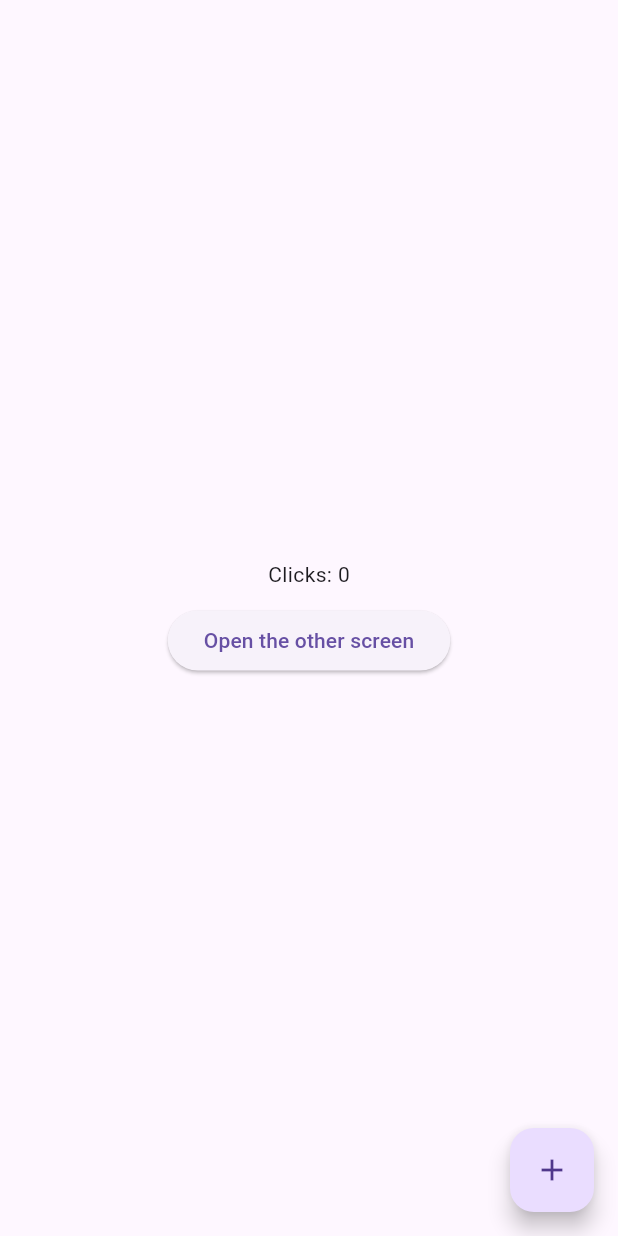
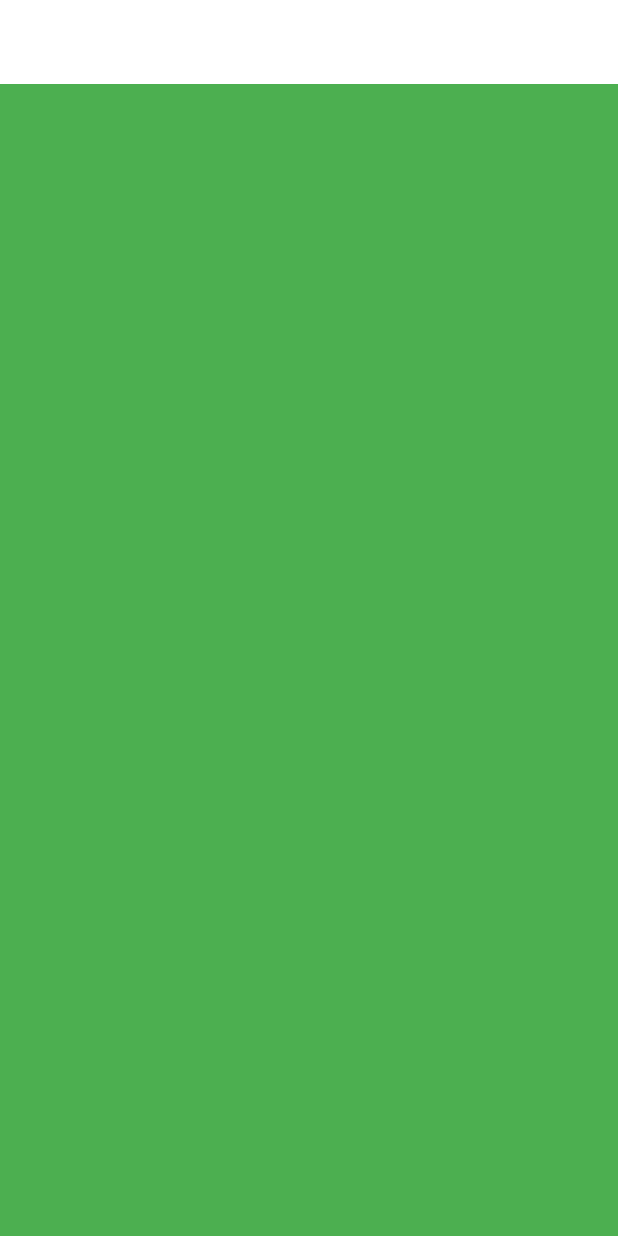
Before and after one commit to larryQuao/flutter_web_dashboard, a Flutter app: the screen it shows after launch, on a phone screen of 412 x 824 dp. Run offline on Flutter 3.47's test engine with Material 3 defaults, Android fonts, the phone set to English and light mode, and no system bars; our stand-ins replace get, google_fonts.

Commit message:
Responsiveness

```diff
--- a/lib/controllers/counterController.dart
+++ /dev/null
@@ -1,9 +0,0 @@
-import 'package:get/get.dart';
-
-class CounterController extends GetxController{
-  var counter = 0.obs;
-
-  void increment(){
-    counter++;
-  }
-}
--- /dev/null
+++ b/lib/layout.dart
@@ -0,0 +1,18 @@
+import 'package:flutter/material.dart';
+import 'package:web_dashboard/widgets/large_screen.dart';
+import 'package:web_dashboard/widgets/small_screen.dart';
+
+class SiteLayout extends StatelessWidget {
+  const SiteLayout({super.key});
+
+  @override
+  Widget build(BuildContext context) {
+    return Scaffold(
+      appBar: AppBar(
+        elevation: 0,
+        backgroundColor: Colors.white,
+      ),
+      body: SmallScreen()
+    );
+  }
+}
--- a/lib/main.dart
+++ b/lib/main.dart
@@ -1,23 +1,34 @@
 import 'package:flutter/material.dart';
 import 'package:get/get.dart';
-import 'package:web_dashboard/screens/home.dart';
+import 'package:google_fonts/google_fonts.dart';
+import 'package:web_dashboard/layout.dart';
 
 void main() {
-  runApp(const MyApp());
+  runApp(MyApp());
 }
 
 class MyApp extends StatelessWidget {
   const MyApp({super.key});
 
-  // This widget is the root of your application.
   @override
   Widget build(BuildContext context) {
     return GetMaterialApp(
-      title: 'Flutter Demo',
+      debugShowCheckedModeBanner: false,
+      title: "Dash",
       theme: ThemeData(
-        primaryColor: Colors.blue,
+        scaffoldBackgroundColor: Colors.white,
+        textTheme: GoogleFonts.mulishTextTheme(
+          Theme.of(context).textTheme
+        ).apply(
+          bodyColor: Colors.black
+        ),
+        pageTransitionsTheme: PageTransitionsTheme(builders: {
+          TargetPlatform.iOS: FadeUpwardsPageTransitionsBuilder(),
+          TargetPlatform.android: FadeUpwardsPageTransitionsBuilder(),
+        }),
+        primaryColor: Colors.blue
       ),
-      home: HomeScreen()
+      home: SiteLayout(),
     );
   }
 }
--- a/lib/screens/home.dart
+++ /dev/null
@@ -1,31 +0,0 @@
-import 'package:flutter/material.dart';
-import 'package:get/get.dart';
-import 'package:web_dashboard/controllers/counterController.dart';
-import 'package:web_dashboard/screens/other.dart';
-
-class HomeScreen extends StatelessWidget {
-  // const HomeScreen({super.key});
-  final CounterController counterController = Get.put(CounterController());
-
-  @override
-  Widget build(BuildContext context) {
-    return  Scaffold(
-      body: Obx(()=>Column(
-        mainAxisAlignment: MainAxisAlignment.center,
-        children: [
-          Center(child: Text("Clicks: ${counterController.counter.value}")),
-          SizedBox(
-              height: 10
-          ),
-          Center(
-            child: ElevatedButton(onPressed: (){
-              Get.to(OtherScreen());
-            },
-                child: Text("Open the other screen")),
-          )
-        ],
-      ),),
-      floatingActionButton: FloatingActionButton(onPressed: (){counterController.increment();}, child: Icon(Icons.add),),
-    );
-  }
-}
--- /dev/null
+++ b/lib/widgets/small_screen.dart
@@ -0,0 +1,13 @@
+import 'package:flutter/material.dart';
+
+class SmallScreen extends StatelessWidget {
+  const SmallScreen({super.key});
+
+  @override
+  Widget build(BuildContext context) {
+    return Container(
+      constraints: BoxConstraints.expand(),
+      color: Colors.green,
+    );
+  }
+}
--- a/pubspec.yaml
+++ b/pubspec.yaml
@@ -14,6 +14,10 @@
 dependencies:
   flutter:
     sdk: flutter
+  google_fonts: ^6.2.1
+  charts_flutter: ^0.12.0
+  get: ^4.6.6
+  data_table_2: ^2.5.15
 
 
   # The following adds the Cupertino Icons font to your application.
@@ -23,7 +27,6 @@
 dev_dependencies:
   flutter_test:
     sdk: flutter
-  get: ^4.6.6
 
   # The "flutter_lints" package below contains a set of recommended lints to
   # encourage good coding practices. The lint set provided by the package is
```
Also changed, not shown: lib/helpers/responsiveness.dart (added, +49 -0 lines), lib/screens/other.dart (deleted, +0 -27 lines), lib/widgets/large_screen.dart (added, +21 -0 lines), pubspec.lock, 1 other file.
